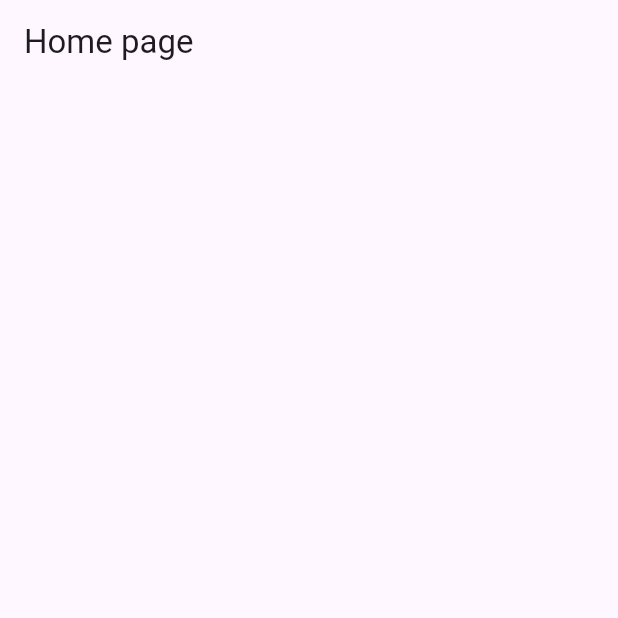
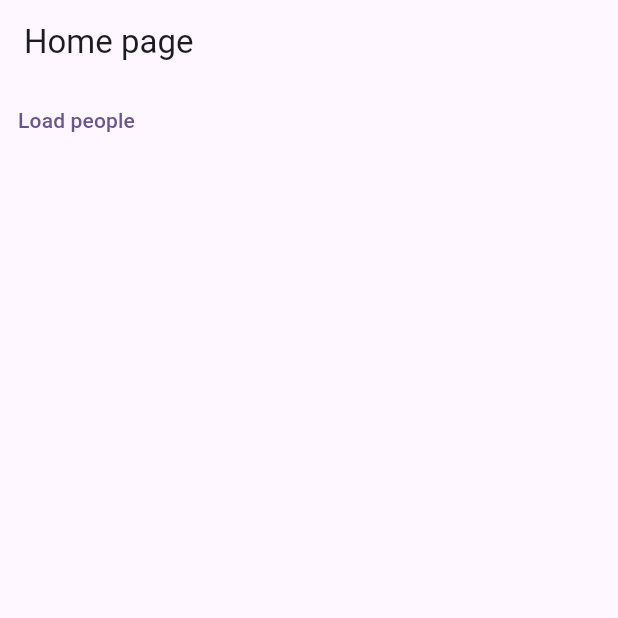
Before and after one commit to Wolfram-180/redux, a Flutter app: the screen it shows after launch, on a phone screen of 412 x 824 dp, the top half of it. Run offline on Flutter 3.47's test engine with Material 3 defaults, Android fonts, the phone set to English and light mode, and no system bars; our stand-ins replace flutter_redux, redux.

Commit message:
loadPeopleMiddleware

```diff
--- a/lib/main.dart
+++ b/lib/main.dart
@@ -1,6 +1,5 @@
 import 'dart:convert';
 import 'dart:io';
-
 import 'package:flutter/material.dart';
 import 'package:redux/redux.dart';
 import 'package:flutter_redux/flutter_redux.dart';
@@ -23,9 +22,62 @@ class HomePage extends StatelessWidget {
 
   @override
   Widget build(BuildContext context) {
+    final store = Store(
+      reducer,
+      initialState: const State.empty(),
+      middleware: [
+        loadPeopleMiddleware,
+      ],
+    );
     return Scaffold(
       appBar: AppBar(
         title: const Text('Home page'),
+      ),
+      body: StoreProvider(
+        store: store,
+        child: Column(
+          children: [
+            TextButton(
+              onPressed: () {
+                store.dispatch(
+                  const LoadPeopleAction(),
+                );
+              },
+              child: const Text('Load people'),
+            ),
+            StoreConnector<State, bool>(
+              converter: (store) => store.state.isLoading,
+              builder: (context, isLoading) {
+                if (isLoading) {
+                  return const CircularProgressIndicator();
+                } else {
+                  return const SizedBox();
+                }
+              },
+            ),
+            StoreConnector<State, Iterable<Person>?>(
+              converter: (store) => store.state.fetchedPersons,
+              builder: (context, people) {
+                if (people != null) {
+                  return Expanded(
+                    child: ListView.builder(
+                      itemCount: people.length,
+                      itemBuilder: (context, index) {
+                        final person = people.elementAt(index);
+                        return ListTile(
+                          title: Text(person.name),
+                          subtitle: Text(person.age.toString()),
+                        );
+                      },
+                    ),
+                  );
+                } else {
+                  return const SizedBox();
+                }
+              },
+            ),
+          ],
+        ),
       ),
     );
   }
@@ -65,8 +117,91 @@ Future<Iterable<Person>> getPersons() => HttpClient()
     .then((jsonString) => json.decode(jsonString) as List<dynamic>)
     .then((jsonList) => jsonList.map((json) => Person.fromJson(json)));
 
+@immutable
+abstract class Action {
+  const Action();
+}
 
-/* StoreConnector
+@immutable
+class LoadPeopleAction extends Action {
+  const LoadPeopleAction();
+}
+
+@immutable
+class SuccesfullyFetchedPeopleAction extends Action {
+  final Iterable<Person> persons;
+  const SuccesfullyFetchedPeopleAction({required this.persons});
+}
+
+@immutable
+class FailedToFetchPeopleAction extends Action {
+  final Object error;
+  const FailedToFetchPeopleAction({required this.error});
+}
+
+@immutable
+class State {
+  final bool isLoading;
+  final Iterable<Person>? fetchedPersons;
+  final Object? error;
+
+  const State({
+    required this.isLoading,
+    required this.fetchedPersons,
+    required this.error,
+  });
+
+  const State.empty()
+      : isLoading = false,
+        fetchedPersons = null,
+        error = null;
+}
+
+State reducer(State oldState, action) {
+  if (action is LoadPeopleAction) {
+    return const State(
+      isLoading: true,
+      fetchedPersons: null,
+      error: null,
+    );
+  } else if (action is SuccesfullyFetchedPeopleAction) {
+    return State(
+      isLoading: false,
+      fetchedPersons: action.persons,
+      error: null,
+    );
+  } else if (action is FailedToFetchPeopleAction) {
+    return State(
+      isLoading: false,
+      fetchedPersons: oldState.fetchedPersons,
+      error: action.error,
+    );
+  } else {
+    return oldState;
+  }
+}
+
+void loadPeopleMiddleware(
+  Store<State> store,
+  action,
+  NextDispatcher next,
+) {
+  if (action is LoadPeopleAction) {
+    getPersons().then(
+      (persons) {
+        store.dispatch(SuccesfullyFetchedPeopleAction(persons: persons));
+      },
+      onError: (error) {
+        store.dispatch(FailedToFetchPeopleAction(error: error));
+      },
+    );
+  }
+  next(action);
+}
+
+
+
+/* 1 StoreConnector
 import 'package:flutter/material.dart';
 import 'package:redux/redux.dart';
 import 'package:flutter_redux/flutter_redux.dart';
@@ -274,4 +409,4 @@ State appStateReducer(State oldState, action) => State(
       items: itemsReducer(oldState.items, action),
       filter: itemFilterReducer(oldState, action),
     );
-*/
+1 */
```
Also changed, not shown: pubspec.lock.
